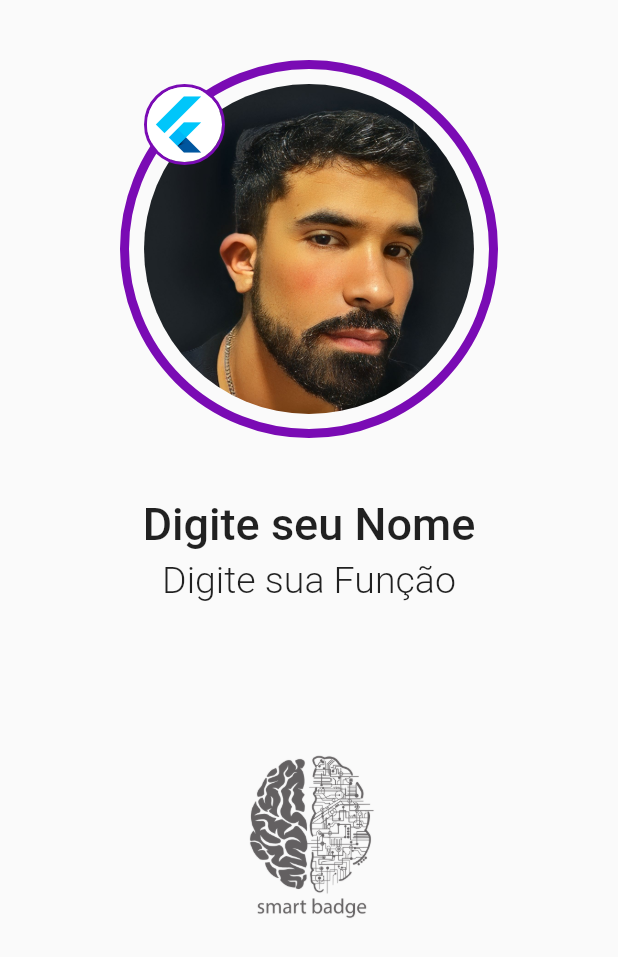
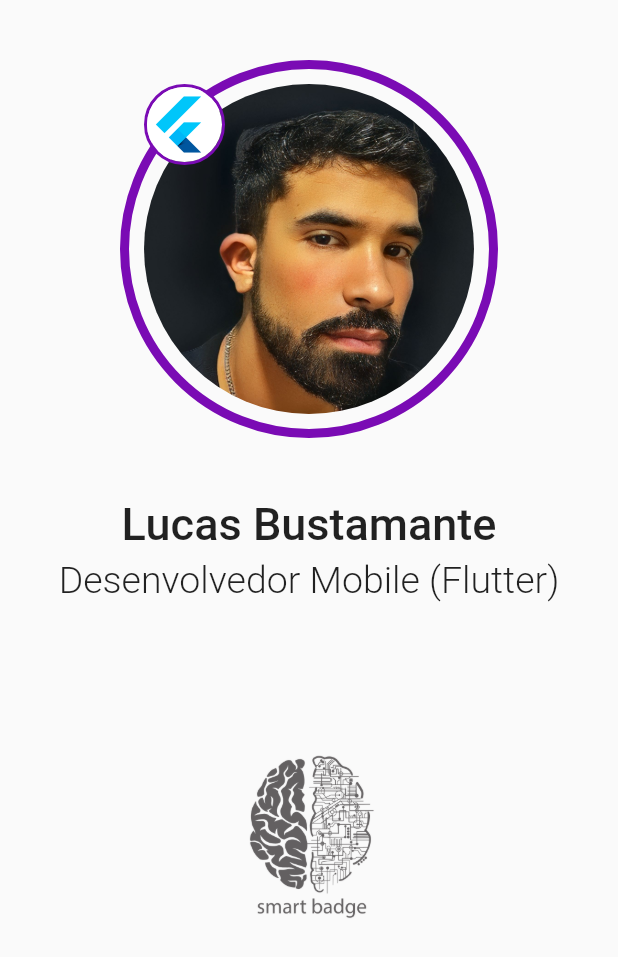
Before and after one commit to lucasbustamante/smart_badge, a Flutter app: the screen it shows after launch, on a phone screen of 412 x 824 dp. Shown: the top 957 px of the screen. Run offline on Flutter 3.47's test engine with Material 2 defaults, Android fonts, the phone set to English and light mode, and no system bars; our stand-ins replace lottie, page_transition, qr_flutter, shared_preferences.

Commit message:
atualização 22.12.22

```diff
--- a/lib/colors.dart
+++ b/lib/const.dart
@@ -3,5 +3,5 @@ import 'dart:ui';
 const kPrimaryColor = Color(0xff7a0bb4);
 const kSecondaryColor = Color(0xffa4a2a5);
 
-String name = 'Digite seu Nome';
-String funcao = 'Digite sua Função';
+String name = 'Lucas Bustamante';
+String funcao = 'Desenvolvedor Mobile (Flutter)';
--- a/lib/home_page.dart
+++ b/lib/home_page.dart
@@ -1,6 +1,7 @@
 import 'package:flutter/material.dart';
 import 'package:flutter/services.dart';
-import 'package:smart_badge/colors.dart';
+import 'package:shared_preferences/shared_preferences.dart';
+import 'package:smart_badge/const.dart';
 import 'package:page_transition/page_transition.dart';
 import 'package:smart_badge/secondary_page.dart';
 
@@ -32,9 +33,7 @@ class _HomePageState extends State<HomePage> {
     super.initState();
   }
 //TODO: criar metodo de salvamento
-  _trocarNome(){
 
-  }
 
   @override
   Widget build(BuildContext context) {
--- a/pubspec.yaml
+++ b/pubspec.yaml
@@ -40,6 +40,8 @@ dependencies:
   qr_flutter: ^4.0.0
   lottie: ^2.1.0
   bottom_bar_fix: ^0.0.1
+  shared_preferences: ^2.0.15
+  path_provider: ^2.0.11
 
 dev_dependencies:
   flutter_test:
```
Also changed, not shown: images/facebook.jpg (deleted), pubspec.lock.
